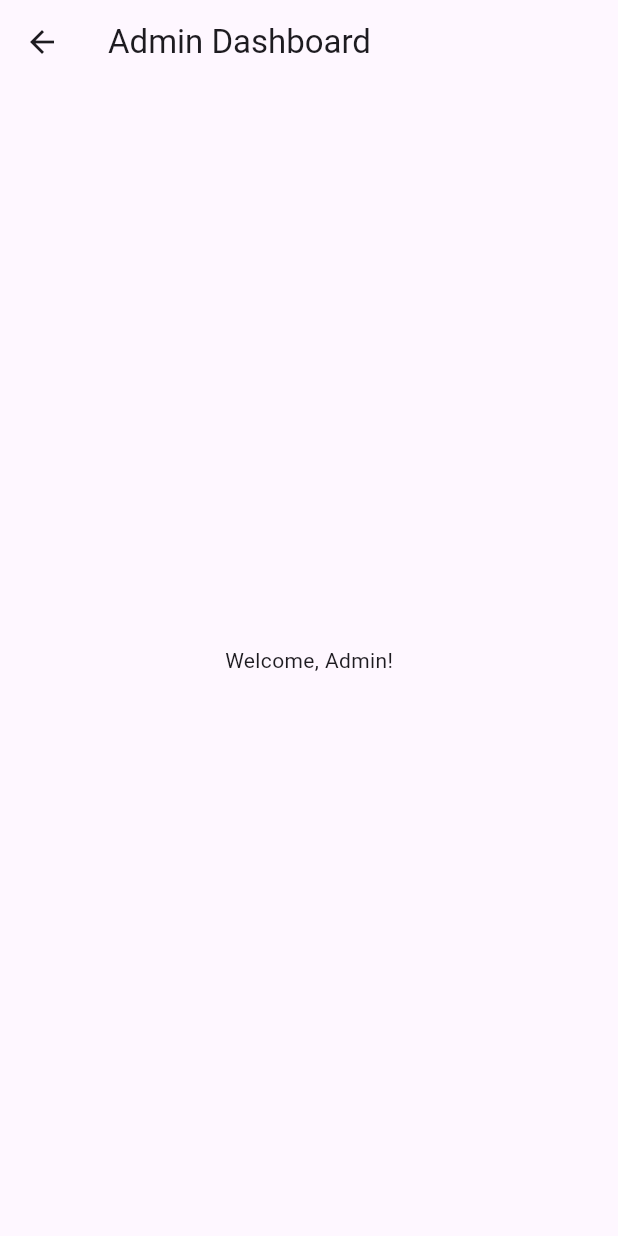
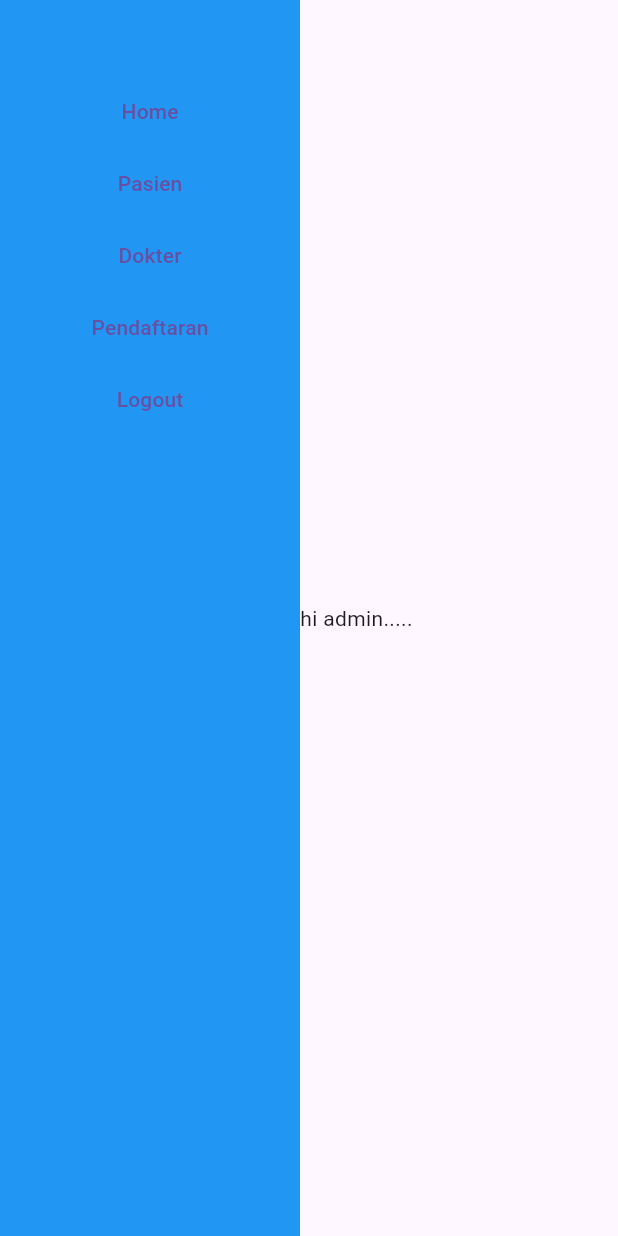
Before and after one commit to ALFIAN-code/rawat_jalan_flutter, a Flutter app: the AdminHomePage screen opened directly, on a phone screen of 412 x 824 dp. Run offline on Flutter 3.47's test engine with Material 3 defaults, Android fonts, the phone set to English and light mode, and no system bars; our stand-ins replace dropdown_button2, get, google_fonts, shared_preferences, supabase_flutter; accounts and stored records are empty.

```diff
--- a/lib/controller/pendaaftaran_service.dart
+++ b/lib/controller/pendaaftaran_service.dart
@@ -0,0 +1,50 @@
+import 'package:rawat_jalan/model/pendaftaran_model.dart';
+import 'package:supabase_flutter/supabase_flutter.dart';
+
+class PendaftaranService {
+  final _supabase = Supabase.instance.client;
+
+  Future<List<Pendaftaran>> getAllPendaftaran() async {
+    final response = await _supabase
+        .from('Pendaftaran')
+        .select('ID_Pendaftaran, ID_admin, ID_Pasien, ID_Dokter, Tanggal, Keluhan');
+    return response.map((e) => Pendaftaran.fromJson(e)).toList();
+  }
+
+  Future<Pendaftaran> getPendaftaranById(int id) async {
+    final response = await _supabase
+        .from('Pendaftaran')
+        .select('ID_Pendaftaran, ID_admin, ID_Pasien, ID_Dokter, Tanggal, Keluhan')
+        .eq('ID_Pendaftaran', id);
+    return Pendaftaran.fromJson(response.single);
+  }
+
+  Future<void> createPendaftaran(Pendaftaran pendaftaran) async {
+    await _supabase.from('Pendaftaran').insert([
+      {
+        'ID_admin': pendaftaran.idAdmin,
+        'ID_Pasien': pendaftaran.idPasien,
+        'ID_Dokter': pendaftaran.idDokter,
+        'Tanggal': pendaftaran.tanggal,
+        'Keluhan': pendaftaran.keluhan,
+      }
+    ]);
+  }
+
+  Future<void> updatePendaftaran(Pendaftaran pendaftaran) async {
+    await _supabase
+        .from('Pendaftaran')
+        .update({
+          'ID_admin': pendaftaran.idAdmin,
+          'ID_Pasien': pendaftaran.idPasien,
+          'ID_Dokter': pendaftaran.idDokter,
+          'Tanggal': pendaftaran.tanggal,
+          'Keluhan': pendaftaran.keluhan,
+        })
+        .eq('ID_Pendaftaran', pendaftaran.idPendaftaran);
+  }
+
+  Future<void> deletePendaftaran(int id) async {
+    await _supabase.from('Pendaftaran').delete().eq('ID_Pendaftaran', id);
+  }
+}
--- a/lib/model/pasien_model.dart
+++ b/lib/model/pasien_model.dart
@@ -0,0 +1,107 @@
+class PasienModel {
+  final String idPasien;
+  final String namaLengkap;
+  final String namaPanggilan;
+  final String namaIbuPasien;
+  final String jenisKelamin;
+  final String tanggalLahir;
+  final String tempatLahir;
+  final String agama;
+  final String ras;
+  final String alamat;
+  final String kodeNegara;
+  final String noTelp;
+  final String bahasaUtama;
+  final String statusPernikahan;
+  final String noRekening;
+  final String noSim;
+  final String kelompokEtnis;
+  final String kelahiranKembar;
+  final String indikatorMeninggal;
+  final String kewarganegaraan;
+  final String statusMiliter;
+  final String tanggalPasienMeninggal;
+  final String password;
+
+  PasienModel({
+    required this.idPasien,
+    required this.namaLengkap,
+    required this.namaPanggilan,
+    required this.namaIbuPasien,
+    required this.jenisKelamin,
+    required this.tanggalLahir,
+    required this.tempatLahir,
+    required this.agama,
+    required this.ras,
+    required this.alamat,
+    required this.kodeNegara,
+    required this.noTelp,
+    required this.bahasaUtama,
+    required this.statusPernikahan,
+    required this.noRekening,
+    required this.noSim,
+    required this.kelompokEtnis,
+    required this.kelahiranKembar,
+    required this.indikatorMeninggal,
+    required this.kewarganegaraan,
+    required this.statusMiliter,
+    required this.tanggalPasienMeninggal,
+    required this.password,
+  });
+
+  factory PasienModel.fromJson(Map<String, dynamic> json) {
+    return PasienModel(
+      idPasien: json['id_pasien'],
+      namaLengkap: json['nama_lengkap'],
+      namaPanggilan: json['nama_panggilan'],
+      namaIbuPasien: json['nama_ibu_pasien'],
+      jenisKelamin: json['jenis_kelamin'],
+      tanggalLahir: json['tanggal_lahir'],
+      tempatLahir: json['tempat_lahir'],
+      agama: json['agama'],
+      ras: json['ras'],
+      alamat: json['alamat'],
+      kodeNegara: json['kode_negara'],
+      noTelp: json['no_telp'],
+      bahasaUtama: json['bahasa_utama'],
+      statusPernikahan: json['status_pernikahan'],
+      noRekening: json['no_rekening'],
+      noSim: json['no_sim'],
+      kelompokEtnis: json['kelompok_etnis'],
+      kelahiranKembar: json['kelahiran_kembar'],
+      indikatorMeninggal: json['indikator_meninggal'],
+      kewarganegaraan: json['kewarganegaraan'],
+      statusMiliter: json['status_militer'],
+      tanggalPasienMeninggal: json['tanggal_pasien_meninggal'],
+      password: json['password'],
+    );
+  }
+
+  Map<String, dynamic> toJson() {
+    return {
+      'id_pasien': idPasien,
+      'nama_lengkap': namaLengkap,
+      'nama_panggilan': namaPanggilan,
+      'nama_ibu_pasien': namaIbuPasien,
+      'jenis_kelamin': jenisKelamin,
+      'tanggal_lahir': tanggalLahir,
+      'tempat_lahir': tempatLahir,
+      'agama': agama,
+      'ras': ras,
+      'alamat': alamat,
+      'kode_negara': kodeNegara,
+      'no_telp': noTelp,
+      'bahasa_utama': bahasaUtama,
+      'status_pernikahan': statusPernikahan,
+      'no_rekening': noRekening,
+      'no_sim': noSim,
+      'kelompok_etnis': kelompokEtnis,
+      'kelahiran_kembar': kelahiranKembar,
+      'indikator_meninggal': indikatorMeninggal,
+      'kewarganegaraan': kewarganegaraan,
+      'status_militer': statusMiliter,
+      'tanggal_pasien_meninggal': tanggalPasienMeninggal,
+      'password': password,
+    };
+  }
+}
--- a/lib/model/pendaftaran_model.dart
+++ b/lib/model/pendaftaran_model.dart
@@ -1,10 +1,10 @@
 class Pendaftaran {
-  final int idPendaftaran;
-  final int idAdmin;
-  final int idPasien;
-  final int idDokter;
-  final String tanggal;
-  final String keluhan;
+  int idPendaftaran;
+  int idAdmin;
+  int idPasien;
+  int idDokter;
+  DateTime tanggal;
+  String keluhan;
 
   Pendaftaran({
     required this.idPendaftaran,
@@ -15,25 +15,14 @@ class Pendaftaran {
     required this.keluhan,
   });
 
-  factory Pendaftaran.fromMap(Map<String, dynamic> map) {
+  factory Pendaftaran.fromJson(Map<String, dynamic> json) {
     return Pendaftaran(
-      idPendaftaran: map['id_pendaftaran'],
-      idAdmin: map['id_admin'],
-      idPasien: map['id_pasien'],
-      idDokter: map['id_dokter'],
-      tanggal: map['tanggal'],
-      keluhan: map['keluhan'],
+      idPendaftaran: json['ID_Pendaftaran'],
+      idAdmin: json['ID_admin'],
+      idPasien: json['ID_Pasien'],
+      idDokter: json['ID_Dokter'],
+      tanggal: DateTime.parse(json['Tanggal']),
+      keluhan: json['Keluhan'],
     );
   }
-
-  Map<String, dynamic> toMap() {
-    return {
-      'id_pendaftaran': idPendaftaran,
-      'id_admin': idAdmin,
-      'id_pasien': idPasien,
-      'id_dokter': idDokter,
-      'tanggal': tanggal,
-      'keluhan': keluhan,
-    };
-  }
 }
--- a/lib/view/pages/admin/admin_home.dart
+++ b/lib/view/pages/admin/admin_home.dart
@@ -6,11 +6,45 @@ class AdminHomePage extends StatelessWidget {
   @override
   Widget build(BuildContext context) {
     return Scaffold(
-      appBar: AppBar(
-        title: const Text('Admin Dashboard'),
-      ),
-      body: const Center(
-        child: Text('Welcome, Admin!'),
+      body: Row(
+        children: [
+          Container(
+            width: 200,
+            color: Colors.blue,
+            child: Column(
+              children: [
+                SizedBox(
+                  height: 50,
+                ),
+                TextButton(
+                  onPressed: () {},
+                  child: Text("Home"),
+                ),
+                TextButton(
+                  onPressed: () {},
+                  child: Text("Pasien"),
+                ),
+                TextButton(
+                  onPressed: () {},
+                  child: Text("Dokter"),
+                ),
+                TextButton(
+                  onPressed: () {},
+                  child: Text("Pendaftaran"),
+                ),
+                TextButton(
+                  onPressed: () {},
+                  child: Text("Logout"),
+                ),
+              ],
+            ),
+          ),
+          Expanded(
+            child: SizedBox(
+              child: Text("hi admin....."),
+            ),
+          )
+        ],
       ),
     );
   }
--- a/lib/view/pages/login_register/login.dart
+++ b/lib/view/pages/login_register/login.dart
@@ -4,6 +4,7 @@ import 'package:get/get.dart';
 import 'package:rawat_jalan/view/pages/admin/admin_home.dart';
 import 'package:rawat_jalan/view/pages/dokter/dokter_home.dart';
 import 'package:rawat_jalan/view/style.dart';
+import 'package:shared_preferences/shared_preferences.dart';
 import 'package:supabase_flutter/supabase_flutter.dart';
 
 class LoginPage extends StatefulWidget {
@@ -19,14 +20,19 @@ class _LoginPageState extends State<LoginPage> {
   TextEditingController phoneNumberController = TextEditingController();
   TextEditingController passwordController = TextEditingController();
 
-
   String phoneNumber = '';
-
   String password = '';
-
   String selectedRole = 'Admin';
 
   final roles = ['Admin', 'Dokter'];
+
+  void storeLoginData() async {
+    final SharedPreferences prefs = await SharedPreferences.getInstance();
+
+    prefs.setString('phoneNumber', phoneNumber);
+    prefs.setString('password', password);
+    prefs.setString('role', selectedRole);
+  }
 
   Future<void> _login() async {
     if (selectedRole == 'Admin') {
@@ -40,60 +46,50 @@ class _LoginPageState extends State<LoginPage> {
 
       if (response.isNotEmpty) {
         print('Admin signed in successfully');
+        storeLoginData();
         Get.off(const AdminHomePage());
       } else {
         Get.snackbar(
             backgroundColor: Colors.red.withOpacity(0.5),
-          "login invalid", 'nomor telfon atau password salah');
+            "login invalid",
+            'nomor telfon atau password salah');
       }
-    } else if (selectedRole == 'Admin'){
+    } else if (selectedRole == 'Dokter') {
       final response = await supabaseClient
-          .from('admin')
+          .from('dokter')
           .select()
           .eq('notelp', phoneNumber)
-          .eq('password', password)
-          ;
+          .eq('password', password);
 
       if (response.isNotEmpty) {
         print('Admin signed in successfully');
+        storeLoginData();
         Get.off(const AdminHomePage());
       } else {
         Get.snackbar("login invalid", 'nomor telfon atau password salah');
       }
     }
-    else {
-      // handle other roles
-      final response = await supabaseClient
-          .from('admin')
-          .select()
-          .eq('no_telp', phoneNumber)
-          .eq('password', password)
-          ;
-
-      if (response.isNotEmpty) {
-        print('Admin signed in successfully');
-        Get.off(const AdminHomePage());
-      } else {
-        Get.snackbar("login invalid", 'nomor telfon atau password salah');
-      }
-    }
-
   }
 
   @override
   Widget build(BuildContext context) {
     return Scaffold(
-      body: Center(child: SizedBox(
+        body: Center(
+            child: SizedBox(
                 width: 600,
-
                 child: Material(
                   type: MaterialType.transparency,
                   child: Container(
                     width: 550,
                     height: 650,
-        decoration: BoxDecoration(boxShadow: [
-          BoxShadow(blurRadius: 16, color: Colors.black.withOpacity(0.08))
-        ], borderRadius: BorderRadius.circular(20), color: Colors.white),
+                    decoration: BoxDecoration(
+                        boxShadow: [
+                          BoxShadow(
+                              blurRadius: 16,
+                              color: Colors.black.withOpacity(0.08))
+                        ],
+                        borderRadius: BorderRadius.circular(20),
+                        color: Colors.white),
                     child: Padding(
                       padding: const EdgeInsets.symmetric(horizontal: 50),
                       child: Column(
@@ -104,14 +100,16 @@ class _LoginPageState extends State<LoginPage> {
                           ),
                           Text(
                             'Welcome Back',
-                style: bold27.copyWith(color: const Color(0xff515151)),
+                            style:
+                                bold27.copyWith(color: const Color(0xff515151)),
                           ),
                           const SizedBox(
                             height: 5,
                           ),
                           Text(
                             'Sign in to continue',
-                style: regular14.copyWith(color: const Color(0xff838383)),
+                            style: regular14.copyWith(
+                                color: const Color(0xff838383)),
                           ),
                           const SizedBox(
                             height: 30,
@@ -122,7 +120,8 @@ class _LoginPageState extends State<LoginPage> {
                               Text(
                                 'No Telepon',
                                 style: semibold16.copyWith(
-                        color: const Color(0xff6C6C6C).withOpacity(0.8)),
+                                    color: const Color(0xff6C6C6C)
+                                        .withOpacity(0.8)),
                               ),
                               const SizedBox(
                                 height: 10,
@@ -140,7 +139,8 @@ class _LoginPageState extends State<LoginPage> {
                               Text(
                                 'Password',
                                 style: semibold16.copyWith(
-                        color: const Color(0xff6C6C6C).withOpacity(0.8)),
+                                    color: const Color(0xff6C6C6C)
+                                        .withOpacity(0.8)),
                               ),
                               const SizedBox(
                                 height: 15,
@@ -157,27 +157,34 @@ class _LoginPageState extends State<LoginPage> {
                               Text(
                                 'User Role',
                                 style: semibold16.copyWith(
-                        color: const Color(0xff6C6C6C).withOpacity(0.8)),
+                                    color: const Color(0xff6C6C6C)
+                                        .withOpacity(0.8)),
                               ),
                               DropdownButton2(
                                 buttonStyleData: ButtonStyleData(
                                     decoration: BoxDecoration(
                                   borderRadius: BorderRadius.circular(10),
-                        border: Border.all(width: 2, color: const Color(0xffC9C9C9).withOpacity(0.7)),
-                      )
-                    ),
+                                  border: Border.all(
+                                      width: 2,
+                                      color: const Color(0xffC9C9C9)
+                                          .withOpacity(0.7)),
+                                )),
                                 isExpanded: true,
                                 value: selectedRole,
-                    items: roles.map((e) {
+                                items: roles.map(
+                                  (e) {
                                     return DropdownMenuItem(
                                       value: e,
                                       child: Text(e),
                                     );
-                  },).toList(), onChanged:(value) {
+                                  },
+                                ).toList(),
+                                onChanged: (value) {
                                   setState(() {
                                     selectedRole = value.toString();
                                   });
-                  },),
+                                },
+                              ),
                               const SizedBox(
                                 height: 30,
                               ),
@@ -186,8 +193,8 @@ class _LoginPageState extends State<LoginPage> {
                                 color: mainColor.withOpacity(0.66),
                                 child: Text(
                                   'Sign In',
-                      style:
-                          bold16.copyWith(color: Colors.black.withOpacity(0.6)),
+                                  style: bold16.copyWith(
+                                      color: Colors.black.withOpacity(0.6)),
                                 ),
                               ),
 
@@ -212,7 +219,10 @@ class _LoginPageState extends State<LoginPage> {
 
 class CustomButton extends StatelessWidget {
   const CustomButton(
-      {super.key, required this.color, this.child = const SizedBox(), this.onTap}) ;
+      {super.key,
+      required this.color,
+      this.child = const SizedBox(),
+      this.onTap});
 
   final Color color;
   final Widget child;
@@ -224,7 +234,6 @@ class CustomButton extends StatelessWidget {
       color: Colors.transparent,
       child: InkWell(
         onTap: onTap,
-
         borderRadius: BorderRadius.circular(15),
         child: Container(
           height: 60,
@@ -241,7 +250,11 @@ class CustomButton extends StatelessWidget {
 
 class CustomTextField extends StatelessWidget {
   const CustomTextField(
-      {super.key, required this.hint, this.obscureText = false, this.onChanged, required this.controller}) ;
+      {super.key,
+      required this.hint,
+      this.obscureText = false,
+      this.onChanged,
+      required this.controller});
 
   final String hint;
   final bool obscureText;
@@ -260,7 +273,8 @@ class CustomTextField extends StatelessWidget {
       decoration: InputDecoration(
         isDense: true,
         hintText: hint,
-        contentPadding: const EdgeInsets.symmetric(horizontal: 30, vertical: 17),
+        contentPadding:
+            const EdgeInsets.symmetric(horizontal: 30, vertical: 17),
         hintStyle: semibold16.copyWith(
             color: const Color(0xff525252).withOpacity(0.5),
             fontWeight: FontWeight.w400),
```
Also changed, not shown: lib/controller/jadwal_service.dart (+89 -0 lines), lib/main.dart (+32 -1 lines). Lines whose indentation alone changed are shown as unchanged.
